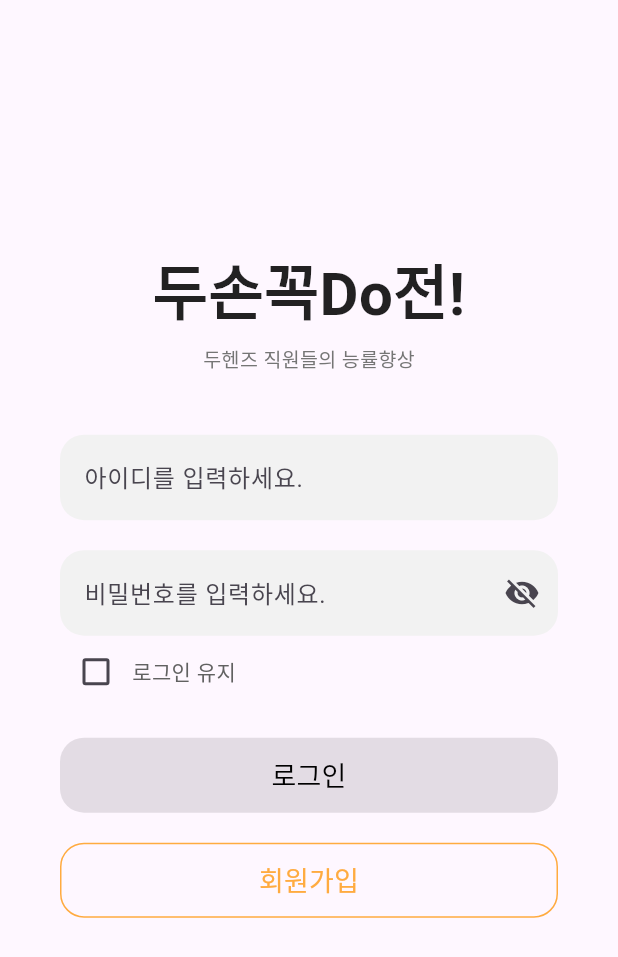
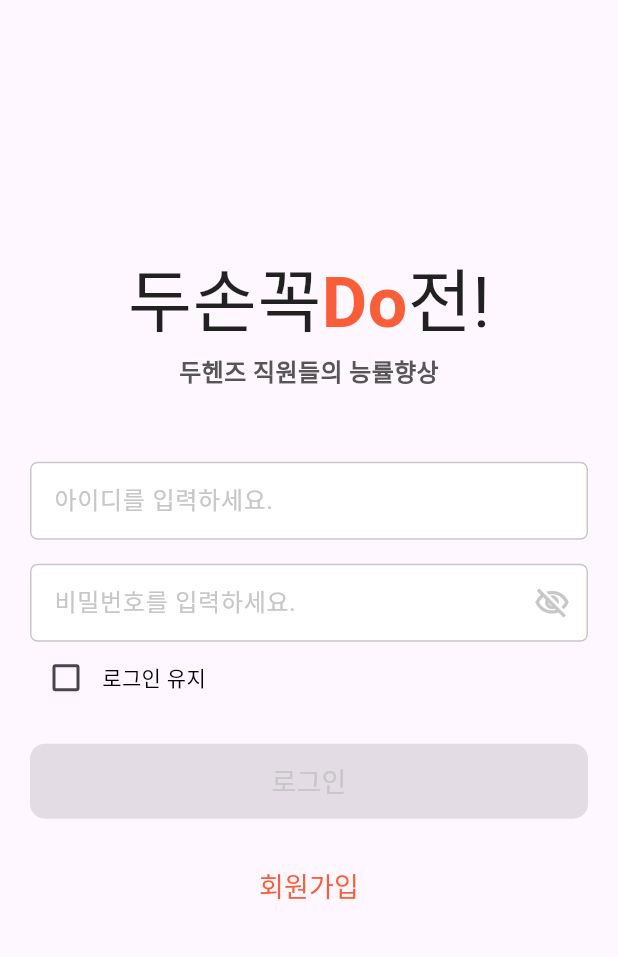
Before and after one commit to blaybus-HappyNewYear/happynewyear, a Flutter app: the screen it shows after launch, on a phone screen of 412 x 824 dp. Shown: the top 957 px of the screen. Run offline on Flutter 3.47's test engine with Material 3 defaults, Android fonts, the phone set to English and light mode, and no system bars; Roboto replaces fonts that are missing (Pretendard, RixInooAriDuri).

Commit message:
update loginscrenn detail first

```diff
--- a/lib/login/LoginScreen.dart
+++ b/lib/login/LoginScreen.dart
@@ -77,23 +77,44 @@ class _LoginState extends State<Login> {
                 children: [
                   Align(
                     alignment: Alignment.center,
-                    child: Text(
-                      "두손꼭Do전!",
+                    child: Text.rich(
+                      TextSpan(
+                        text: '두손꼭', // 기본 텍스트 스타일
                         style: TextStyle(
-                        fontSize: 40.0,
-                        fontWeight: FontWeight.bold,
+                          fontFamily: 'RixInooAriDuri',
+                          fontSize: 46.6,
+                          color: Colors.black87,
+                        ),
+                        children: <TextSpan>[
+                          TextSpan(
+                            text: 'Do', // "Do" 부분
+                            style: TextStyle(
+                              color: Color(0xFFF95E39), // 원하는 색으로 변경
+                              fontWeight: FontWeight.bold, // 선택적으로 굵게 설정 가능
+                            ),
+                          ),
+                          TextSpan(
+                            text: '전!', // 나머지 텍스트
+                            style: TextStyle(
+                              fontFamily: 'RixInooAriDuri',
+                              fontSize: 46.6,
                               color: Colors.black87,
                             ),
                           ),
+                        ],
                       ),
-                  SizedBox(height: 5.0),
+                    ),
+                  ),
+                  SizedBox(height: 1.0),
                   Align(
                     alignment: Alignment.center,
                     child: Text(
                       "두헨즈 직원들의 능률향상",
                       style: TextStyle(
-                        fontSize: 13.0,
-                        color: Colors.grey[600],
+                        fontFamily: 'Pretendard',
+                        fontSize: 16.0,
+                        fontWeight: FontWeight.bold,
+                        color: Color(0xFF565656),
                       ),
                     ),
                   ),
@@ -102,43 +123,91 @@ class _LoginState extends State<Login> {
             ),
             // 입력 필드
             Padding(
-              padding: const EdgeInsets.all(40.0),
+              padding: const EdgeInsets.only(left: 20.0, top: 48.0, right: 20.0, bottom: 40.0),
               child: Column(
                 children: <Widget>[
                   // ID 입력 필드
-                  TextFormField(
+                  Container(
+                    height: 52.0,
+                    child: TextFormField(
                       controller: _idController,
                       decoration: InputDecoration(
                         filled: true,
-                      fillColor: Color(0xFFF2F2F2),
+                        fillColor: Color(0xFFFFFFFF),
                         hintText: "아이디를 입력하세요.",
+                        hintStyle: TextStyle(
+                            color: Color(0xFFC7C7C7),
+                            fontSize: 16.0
+                        ),
                         border: OutlineInputBorder(
-                        borderRadius: BorderRadius.circular(16),
-                        borderSide: BorderSide.none,
+                          borderRadius: BorderRadius.circular(5),
+                          borderSide: BorderSide(
+                            color: Color(0xFFC7C7C7), // 기본 테두리 색상
+                            width: 1.0, // 기본 테두리 두께
+                          ),
+                        ),
+                        enabledBorder: OutlineInputBorder(
+                          borderRadius: BorderRadius.circular(5),
+                          borderSide: BorderSide(
+                            color: Color(0xFFC7C7C7), // 활성화된 상태에서의 테두리 색상
+                            width: 1.0, // 테두리 두께
+                          ),
+                        ),
+                        focusedBorder: OutlineInputBorder(
+                          borderRadius: BorderRadius.circular(5),
+                          borderSide: BorderSide(
+                            color: Color(0xFF7879F1), // 포커스 상태에서의 테두리 색상 (여기서는 파란색)
+                            width: 2.0, // 포커스 상태에서 테두리 두께
+                          ),
                         ),
                       ),
                       keyboardType: TextInputType.emailAddress,
                     ),
-                  SizedBox(height: 20),
+                  ),
+                  SizedBox(height: 16),
                   // Password 입력 필드
-                  TextFormField(
+                  Container(
+                    height: 52.0,
+                    child: TextFormField(
                       controller: _passwordController,
                       obscureText: isHiddenPassword,
                       decoration: InputDecoration(
                         filled: true,
-                      fillColor: Color(0xFFF2F2F2),
+                        fillColor: Color(0xFFFFFFFF),
                         hintText: "비밀번호를 입력하세요.",
+                        hintStyle: TextStyle(
+                           color: Color(0xFFC7C7C7)
+                        ),
                         suffixIcon: InkWell(
                           onTap: _togglePasswordView,
                           child: Icon(
                             isHiddenPassword
-                              ? Icons.visibility_off
-                              : Icons.visibility,
+                                ? Icons.visibility_off_outlined
+                                : Icons.visibility_outlined,
+                              color: isHiddenPassword ? Color(0xFFC7C7C7) : Colors.black
                           ),
                         ),
                         border: OutlineInputBorder(
-                        borderRadius: BorderRadius.circular(16),
-                        borderSide: BorderSide.none,
+                          borderRadius: BorderRadius.circular(5),
+                          borderSide: BorderSide(
+                            color: Color(0xFFC7C7C7), // 기본 테두리 색상
+                            width: 1.0, // 기본 테두리 두께
+                          ),
+                        ),
+                        enabledBorder: OutlineInputBorder(
+                          borderRadius: BorderRadius.circular(5),
+                          borderSide: BorderSide(
+                            color: Color(0xFFC7C7C7), // 활성화된 상태에서의 테두리 색상
+                            width: 1.0, // 테두리 두께
+                          ),
+                        ),
+                        focusedBorder: OutlineInputBorder(
+                          borderRadius: BorderRadius.circular(5),
+                          borderSide: BorderSide(
+                            color: Color(0xFF7879F1), // 포커스 상태에서의 테두리 색상
+                            width: 2.0, // 포커스 상태에서 테두리 두께
+                          ),
+                        ),
                       ),
                     ),
                   ),
@@ -153,12 +222,14 @@ class _LoginState extends State<Login> {
                             isRememberMe = value!;
                           });
                         },
+                        activeColor: Color(0xFFF95E39), // 체크박스 선택된 상태 색상 (주황색)
+                        checkColor: Colors.white, // 체크된 상태의 체크 표시 색상 (흰색)
                       ),
                       Text(
                         "로그인 유지",
                         style: TextStyle(
                           fontSize: 14.0,
-                          color: Colors.grey[700],
+                          color: Colors.black,
                         ),
                       ),
                     ],
@@ -168,9 +239,9 @@ class _LoginState extends State<Login> {
                   ElevatedButton(
                     style: ElevatedButton.styleFrom(
                       minimumSize: Size(double.infinity, 50.0),
-                      backgroundColor: isButtonActive ? Colors.orangeAccent : Colors.grey,
+                      backgroundColor: isButtonActive ? Color(0xFFF95E39) : Color(0xFFF6F6F6),
                       shape: RoundedRectangleBorder(
-                        borderRadius: BorderRadius.circular(16.0),
+                        borderRadius: BorderRadius.circular(10.0),
                       ),
                     ),
                     onPressed: isButtonActive
@@ -183,7 +254,7 @@ class _LoginState extends State<Login> {
                       "로그인",
                       style: TextStyle(
                         fontSize: 18.0,
-                        color: Colors.black,
+                        color: isButtonActive? Colors.white : Color(0xFFC7C7C7),
                       ),
                     ),
                   ),
@@ -192,9 +263,9 @@ class _LoginState extends State<Login> {
                   TextButton(
                     style: TextButton.styleFrom(
                       minimumSize: Size(double.infinity, 50.0),
-                      side: BorderSide(color: Colors.orangeAccent),
+                      side: BorderSide.none,
                       shape: RoundedRectangleBorder(
-                        borderRadius: BorderRadius.circular(16.0),
+                        borderRadius: BorderRadius.circular(10.0),
                       ),
                     ),
                     onPressed: () {
@@ -204,7 +275,7 @@ class _LoginState extends State<Login> {
                       "회원가입",
                       style: TextStyle(
                         fontSize: 18.0,
-                        color: Colors.orangeAccent,
+                        color: Color(0xFFF95E39),
                       ),
                     ),
                   ),
```
Also changed, not shown: pubspec.yaml (+7 -4 lines), assets/fonts/RixInooAriDuri_Regular.ttf (added), 1 other file. Lines whose indentation alone changed are shown as unchanged.
